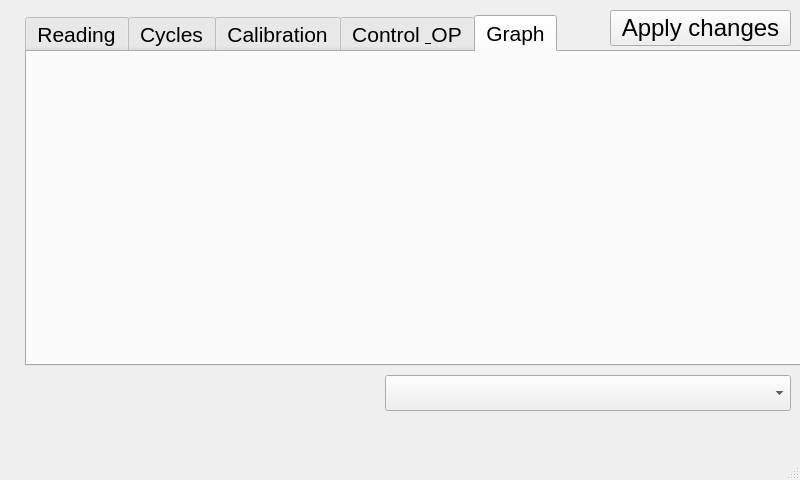
This is m_monitron_0_0/m_monitron_0_0.ui in StokeDude18/m_monitron as Qt 5 draws it before an edit. The edited form follows.
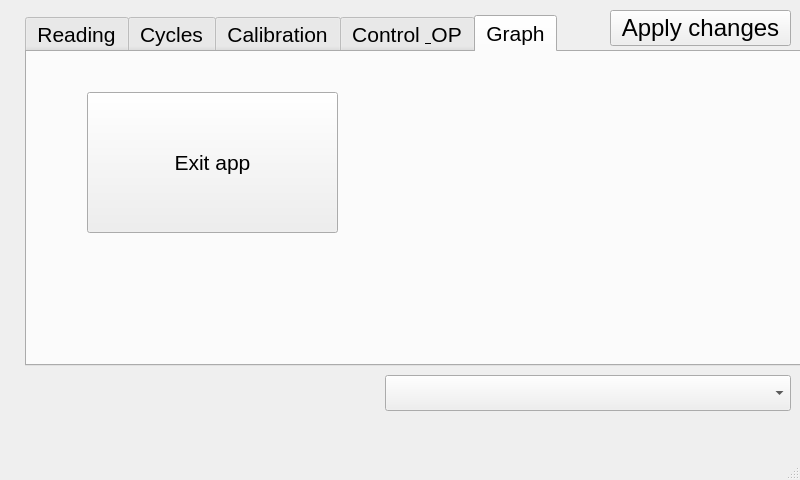
This is the edited form. The open tabs and pages were chosen to show the change. Custom widgets are drawn as their Qt base class.

Commit message: Ajout d'un bouton exit dans l'interface

What changed in the file:
```diff
--- a/m_monitron_0_0/m_monitron_0_0.ui
+++ b/m_monitron_0_0/m_monitron_0_0.ui
@@ -734,6 +734,19 @@
      <attribute name="title">
       <string>Graph</string>
      </attribute>
+     <widget class="QPushButton" name="b_exit">
+      <property name="geometry">
+       <rect>
+        <x>60</x>
+        <y>40</y>
+        <width>251</width>
+        <height>141</height>
+       </rect>
+      </property>
+      <property name="text">
+       <string>Exit app</string>
+      </property>
+     </widget>
     </widget>
    </widget>
    <widget class="QPushButton" name="b_Apply_Changes">
```
Left out of the diff: 4 changed lines with no effect on the pictures. The commit also changes 9 other files.
